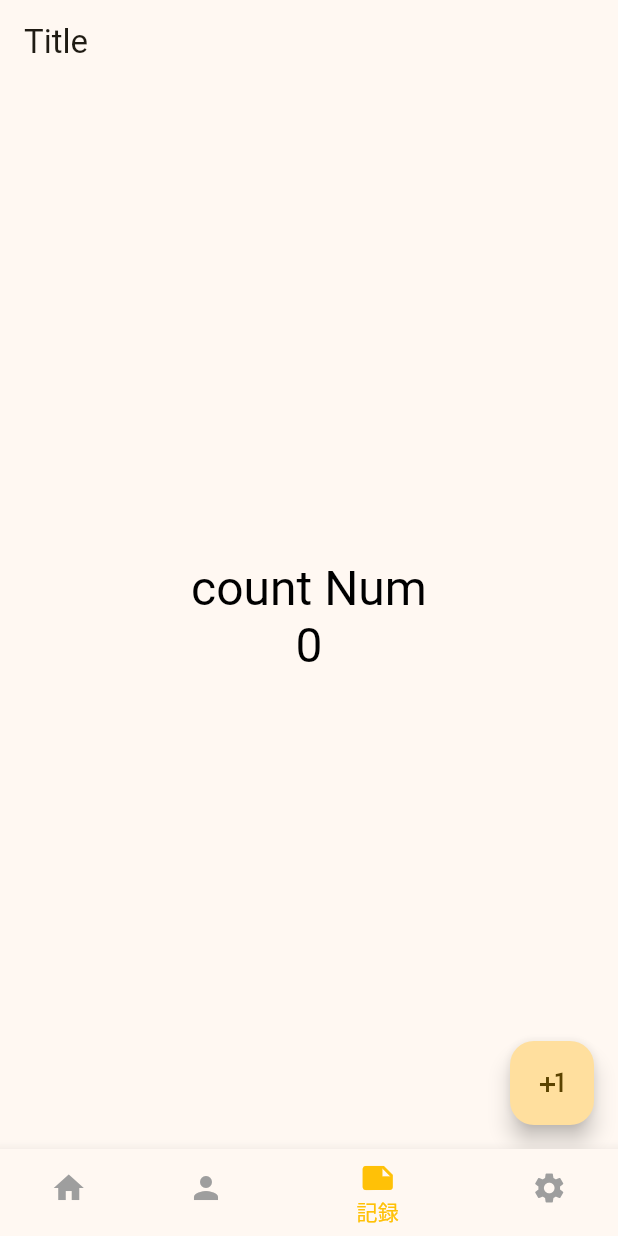
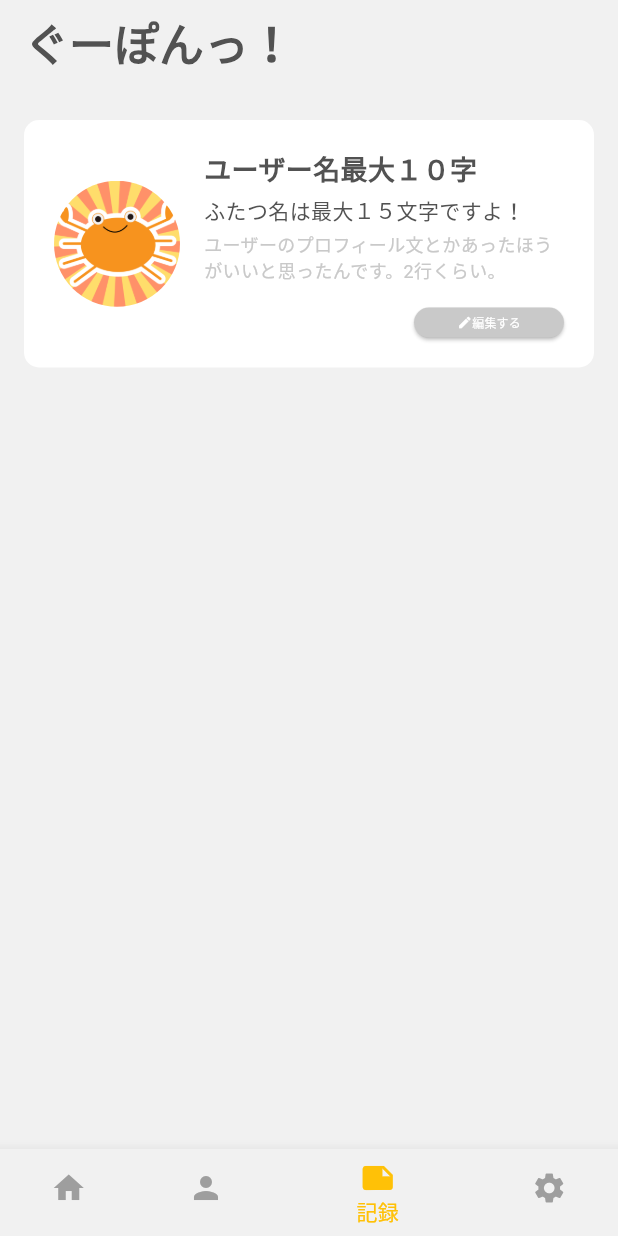
Before and after one commit to mokumoku-party/goupon_app, a Flutter app: the screen it shows after launch, item 3 of the bottom bar chosen, on a phone screen of 412 x 824 dp. Run offline on Flutter 3.47's test engine with Material 2 defaults, Android fonts, the phone set to English and light mode, and no system bars; our stand-ins replace go_router, google_maps_flutter, hooks_riverpod, supabase_flutter; missing offline and left inert: flutter_config; accounts and stored records are empty.

Commit message:
✨ ホーム画面のプロフィールカードまでを作成

```diff
--- a/lib/app.dart
+++ b/lib/app.dart
@@ -1,6 +1,10 @@
 import 'package:app/routes/app_router.dart';
 import 'package:flutter/material.dart';
 import 'package:hooks_riverpod/hooks_riverpod.dart';
+
+const backgroundColor = Color(0xfff1f1f1);
+const textColor = Color(0xff525252);
+const subTextColor = Color(0xffc9c9c9);
 
 class App extends HookConsumerWidget {
   const App({Key? key}) : super(key: key);
--- a/lib/pages/home_page.dart
+++ b/lib/pages/home_page.dart
@@ -1,5 +1,7 @@
+// ignore_for_file: prefer_const_constructors, prefer_const_literals_to_create_immutables
+
+import 'package:app/app.dart';
 import 'package:flutter/material.dart';
-import 'package:flutter_hooks/flutter_hooks.dart';
 import 'package:hooks_riverpod/hooks_riverpod.dart';
 
 class HomePage extends HookConsumerWidget {
@@ -7,29 +9,130 @@ class HomePage extends HookConsumerWidget {
 
   @override
   Widget build(BuildContext context, WidgetRef ref) {
-    final counter = useState(0);
     return Scaffold(
+      backgroundColor: backgroundColor,
       appBar: AppBar(
-        title: const Text('Title'),
-      ),
-      body: DefaultTextStyle(
-        style: const TextStyle(fontSize: 32.0, color: Colors.black),
-        child: Center(
-          child: Column(
-            mainAxisAlignment: MainAxisAlignment.center,
-            children: [
-              const Text('count Num'),
-              Text('${counter.value}'),
-            ],
+        backgroundColor: backgroundColor,
+        title: const Text(
+          'ぐーぽんっ！',
+          style: TextStyle(
+            fontSize: 30,
+            fontWeight: FontWeight.bold,
+            color: textColor,
           ),
         ),
       ),
-      floatingActionButton: FloatingActionButton(
-        child: const Icon(Icons.plus_one),
-        onPressed: () {
-          counter.value += 1;
-        },
+      body: CustomScrollView(
+        slivers: [
+          SliverToBoxAdapter(
+            child: Padding(
+              padding: const EdgeInsets.symmetric(vertical: 24, horizontal: 16),
+              child: _ProfileCard(),
+            ),
+          ),
+        ],
       ),
     );
   }
 }
+
+/// プロフィールカード
+class _ProfileCard extends HookConsumerWidget {
+  @override
+  Widget build(BuildContext context, WidgetRef ref) {
+    return Container(
+      decoration: BoxDecoration(
+        color: Colors.white,
+        borderRadius: BorderRadius.circular(10),
+      ),
+      padding: const EdgeInsets.all(20),
+      child: Row(
+        children: [
+          Container(
+            width: 84,
+            height: 84,
+            decoration: BoxDecoration(
+              shape: BoxShape.circle,
+              image: DecorationImage(
+                image: AssetImage('assets/imgs/kani.png'),
+              ),
+            ),
+          ),
+          const SizedBox(width: 16),
+          Expanded(
+            child: Column(
+              crossAxisAlignment: CrossAxisAlignment.start,
+              children: [
+                Text(
+                  'ユーザー名最大１０字',
+                  style: TextStyle(
+                    fontSize: 18,
+                    color: textColor,
+                    fontWeight: FontWeight.bold,
+                  ),
+                ),
+                const SizedBox(height: 4),
+                Text(
+                  'ふたつ名は最大１５文字ですよ！',
+                  style: TextStyle(
+                    fontSize: 14,
+                    color: textColor,
+                  ),
+                ),
+                const SizedBox(height: 4),
+                Text(
+                  'ユーザーのプロフィール文とかあったほうがいいと思ったんです。2行くらい。',
+                  style: TextStyle(
+                    fontSize: 12,
+                    color: subTextColor,
+                  ),
+                ),
+                const SizedBox(height: 16),
+                Align(
+                  alignment: Alignment.topRight,
+                  child: _EditButton(),
+                ),
+              ],
+            ),
+          ),
+        ],
+      ),
+    );
+  }
+}
+
+/// 編集するボタン
+class _EditButton extends HookConsumerWidget {
+  @override
+  Widget build(BuildContext context, WidgetRef ref) {
+    return Container(
+      width: 100,
+      height: 20,
+      padding: EdgeInsets.zero,
+      child: ElevatedButton(
+        onPressed: () {},
+        style: ElevatedButton.styleFrom(
+          backgroundColor: subTextColor,
+          shape: const StadiumBorder(),
+        ),
+        child: Row(
+          mainAxisSize: MainAxisSize.min,
+          children: [
+            Icon(
+              Icons.edit,
+              size: 10,
+              color: Colors.white,
+            ),
+            Text(
+              '編集する',
+              style: TextStyle(
+                fontSize: 8,
+                color: Colors.white,
+              ),
+            ),
+          ],
+        ),
+      ),
+    );
+  }
+}
--- a/lib/pages/scaffold_with_navbar.dart
+++ b/lib/pages/scaffold_with_navbar.dart
@@ -1,3 +1,4 @@
+import 'package:app/app.dart';
 import 'package:flutter/material.dart';
 import 'package:go_router/go_router.dart';
 
@@ -9,17 +10,35 @@ class ScaffoldWithNavbar extends StatelessWidget {
   @override
   Widget build(BuildContext context) {
     return Scaffold(
+      backgroundColor: backgroundColor,
       body: navigationShell,
       bottomNavigationBar: BottomNavigationBar(
+        backgroundColor: backgroundColor,
         currentIndex: navigationShell.currentIndex,
         type: BottomNavigationBarType.shifting,
         selectedItemColor: Colors.amber,
         unselectedItemColor: Colors.grey,
         items: const [
-          BottomNavigationBarItem(icon: Icon(Icons.home), label: 'ホーム'),
-          BottomNavigationBarItem(icon: Icon(Icons.person), label: '案内'),
-          BottomNavigationBarItem(icon: Icon(Icons.note), label: '記録'),
-          BottomNavigationBarItem(icon: Icon(Icons.settings), label: '設定'),
+          BottomNavigationBarItem(
+            icon: Icon(Icons.home),
+            label: 'ホーム',
+            backgroundColor: backgroundColor,
+          ),
+          BottomNavigationBarItem(
+            icon: Icon(Icons.person),
+            label: '案内',
+            backgroundColor: backgroundColor,
+          ),
+          BottomNavigationBarItem(
+            icon: Icon(Icons.note),
+            label: '記録',
+            backgroundColor: backgroundColor,
+          ),
+          BottomNavigationBarItem(
+            icon: Icon(Icons.settings),
+            label: '設定',
+            backgroundColor: backgroundColor,
+          ),
         ],
         onTap: _onTap,
       ),
--- a/lib/routes/app_router.dart
+++ b/lib/routes/app_router.dart
@@ -28,7 +28,7 @@ final appRouterProvider = Provider(
               GoRoute(
                 path: '/guide',
                 builder: (context, state) {
-                  return const HomePage();
+                  return const MapPage();
                 },
               ),
             ],
--- a/pubspec.yaml
+++ b/pubspec.yaml
@@ -13,6 +13,7 @@ dependencies:
     sdk: flutter
   flutter_config: ^2.0.2
   flutter_hooks: ^0.20.1
+  flutter_svg: ^2.0.9
   freezed_annotation: ^2.2.0
   go_router: ^12.0.1
   google_maps_flutter: ^2.5.0
@@ -29,3 +30,5 @@ dev_dependencies:
 
 flutter:
   uses-material-design: true
+  assets:
+    - assets/imgs/kani.png
```
Also changed, not shown: assets/icons/medal.svg (added), assets/imgs/kani.png (added), pubspec.lock.
